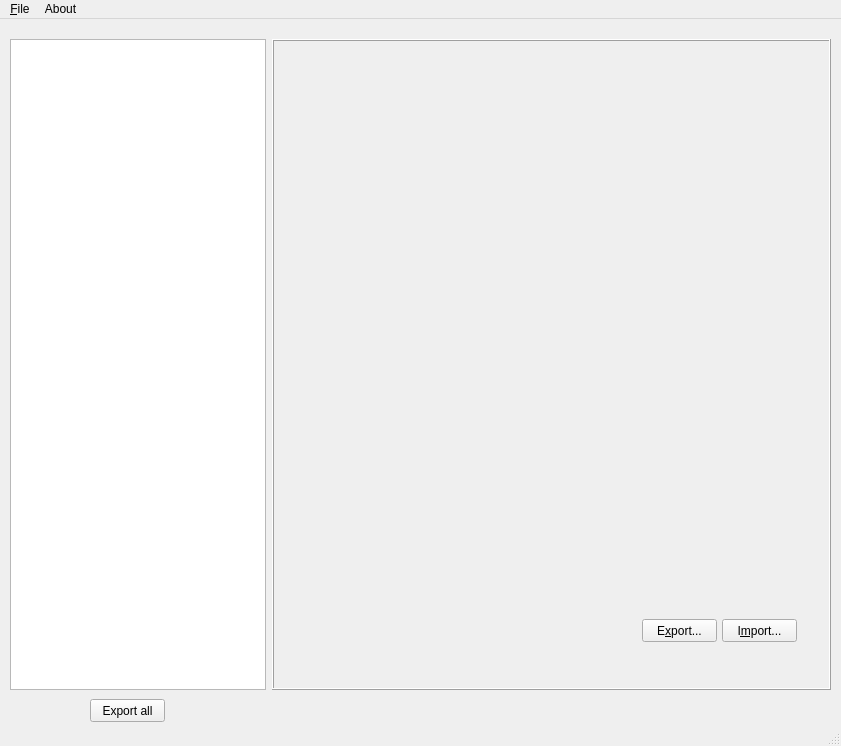
Before: the Qt Designer form lib/RB2_vram_explorer_design.ui in adsl14/vram-explorer, drawn with Qt 5.
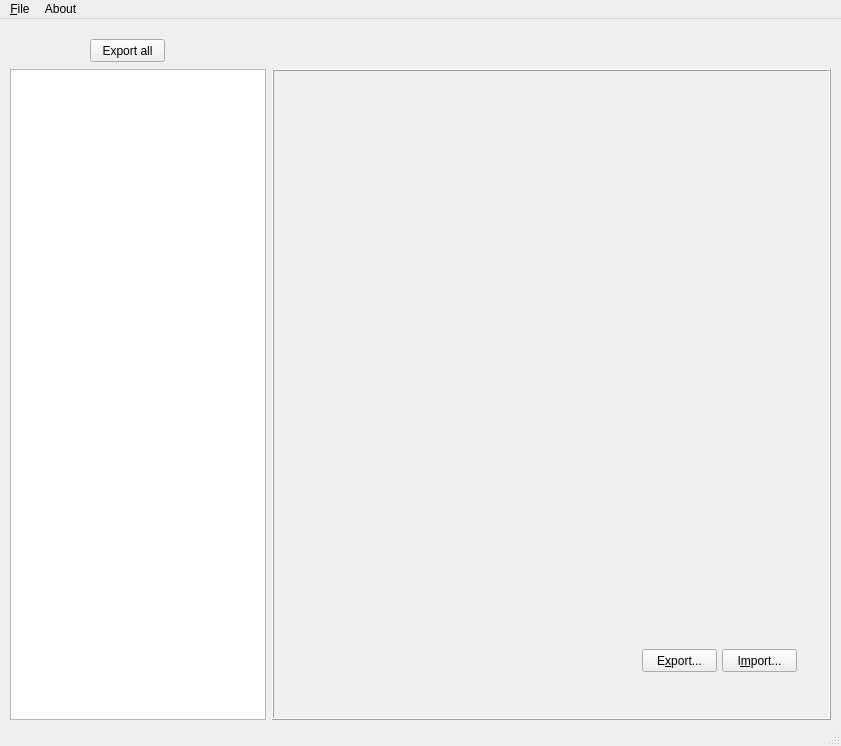
After: the same form once the commit is applied.

Commit message: Fixed some bugs and changed the position of the 'Export all' button

```diff
--- a/lib/RB2_vram_explorer_design.ui
+++ b/lib/RB2_vram_explorer_design.ui
@@ -27,7 +27,7 @@
     <property name="geometry">
      <rect>
       <x>10</x>
-      <y>20</y>
+      <y>50</y>
       <width>821</width>
       <height>651</height>
      </rect>
@@ -161,7 +161,7 @@
     <property name="geometry">
      <rect>
       <x>90</x>
-      <y>680</y>
+      <y>20</y>
       <width>75</width>
       <height>23</height>
      </rect>
```
Left out of the diff: 2 changed lines with no effect on the pictures. The commit also changes 2 other files.
